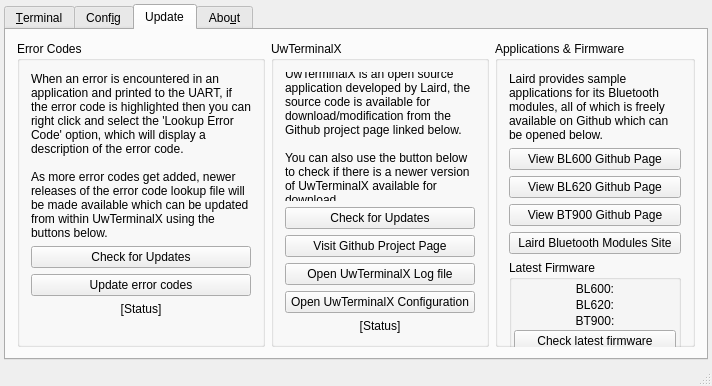
The window that UwxMainWindow.ui (LairdCP/UwTerminalX) describes before a commit, drawn with Qt 5.
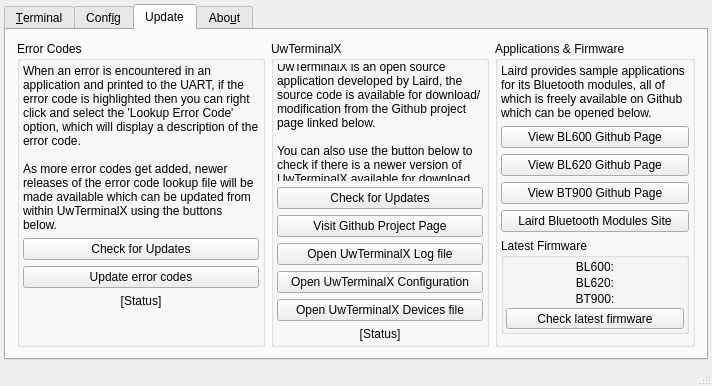
The same window after the commit. The open tabs and pages were chosen to show the change. Icons and pictures are not drawn. Custom widgets are drawn as their Qt base class.

Commit message: v0.93f, Added button to open predefined device configuration file, Adjusted spacing with 'update' tab

Patch:
```diff
--- a/UwxMainWindow.ui
+++ b/UwxMainWindow.ui
@@ -1681,6 +1681,21 @@
                <string>Error Codes</string>
               </property>
               <layout class="QVBoxLayout" name="verticalLayout_8">
+               <property name="spacing">
+                <number>3</number>
+               </property>
+               <property name="leftMargin">
+                <number>3</number>
+               </property>
+               <property name="topMargin">
+                <number>3</number>
+               </property>
+               <property name="rightMargin">
+                <number>3</number>
+               </property>
+               <property name="bottomMargin">
+                <number>3</number>
+               </property>
                <item>
                 <layout class="QVBoxLayout" name="verticalLayout_6">
                  <item>
@@ -1755,6 +1770,21 @@
                <string>UwTerminalX</string>
               </property>
               <layout class="QVBoxLayout" name="verticalLayout_11">
+               <property name="spacing">
+                <number>3</number>
+               </property>
+               <property name="leftMargin">
+                <number>3</number>
+               </property>
+               <property name="topMargin">
+                <number>3</number>
+               </property>
+               <property name="rightMargin">
+                <number>3</number>
+               </property>
+               <property name="bottomMargin">
+                <number>3</number>
+               </property>
                <item>
                 <layout class="QVBoxLayout" name="verticalLayout_9">
                  <item>
@@ -1800,6 +1830,13 @@
                    </property>
                   </widget>
                  </item>
+                 <item>
+                  <widget class="QPushButton" name="btn_OpenDeviceFile">
+                   <property name="text">
+                    <string>Open UwTerminalX Devices file</string>
+                   </property>
+                  </widget>
+                 </item>
                  <item>
                   <widget class="QLabel" name="label_UwTerminalXUpdate">
                    <property name="text">
@@ -1840,6 +1877,21 @@
                <string>Applications &amp;&amp; Firmware</string>
               </property>
               <layout class="QVBoxLayout" name="verticalLayout_12">
+               <property name="spacing">
+                <number>3</number>
+               </property>
+               <property name="leftMargin">
+                <number>3</number>
+               </property>
+               <property name="topMargin">
+                <number>3</number>
+               </property>
+               <property name="rightMargin">
+                <number>3</number>
+               </property>
+               <property name="bottomMargin">
+                <number>3</number>
+               </property>
                <item>
                 <layout class="QVBoxLayout" name="verticalLayout_13">
                  <item>
```
The commit also changes 3 other files.
